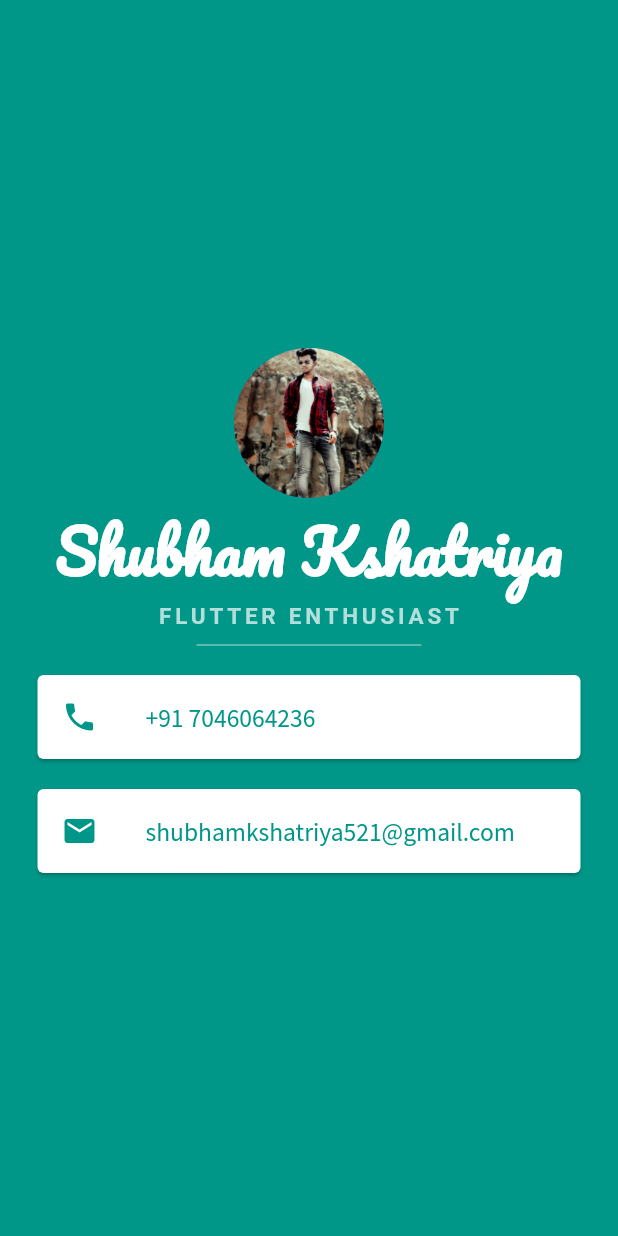
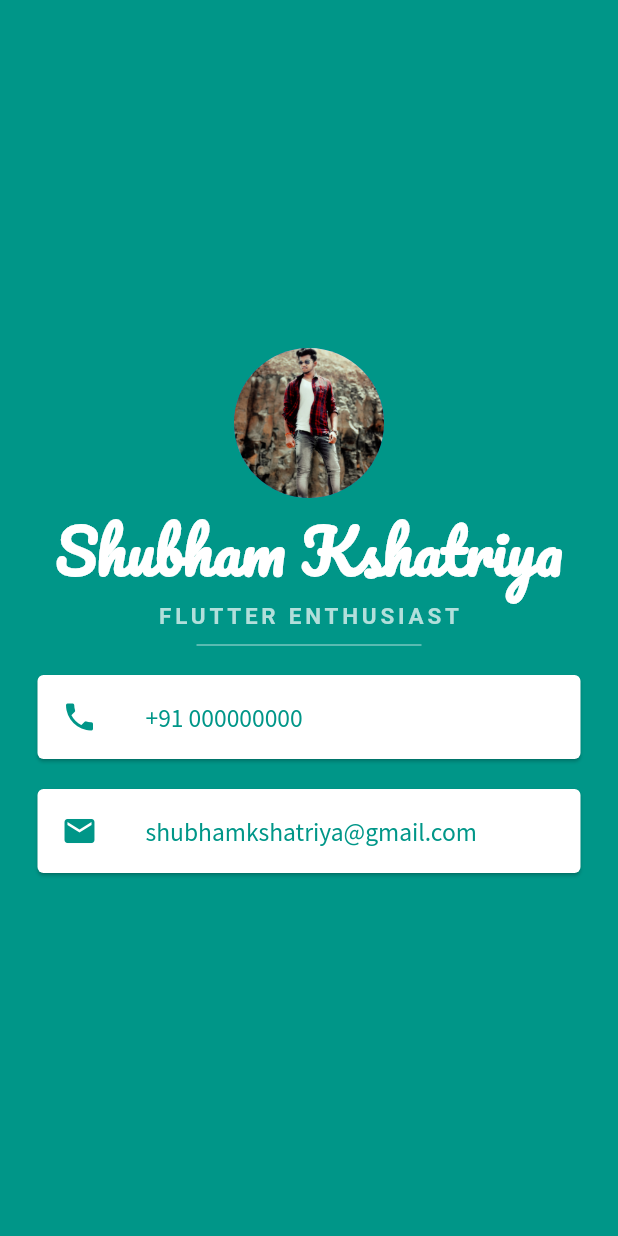
Before and after one commit to shubhamkshatriya25/Flutter-Projects, a Flutter app: the screen it shows after launch, on a phone screen of 412 x 824 dp. Run offline on Flutter 3.47's test engine with Material 2 defaults, Android fonts, the phone set to English and light mode, and no system bars.

Commit message:
Update main.dart

```diff
--- a/mi_card_flutter/lib/main.dart
+++ b/mi_card_flutter/lib/main.dart
@@ -50,7 +50,7 @@ class MyApp extends StatelessWidget {
                     color: Colors.teal,
                   ),
                   title: Text(
-                    '+91 7046064236',
+                    '+91 000000000',
                     style: TextStyle(
                       fontFamily: 'SourceSansPro',
                       color: Colors.teal,
@@ -67,7 +67,7 @@ class MyApp extends StatelessWidget {
                     color: Colors.teal,
                   ),
                   title: Text(
-                    'shubhamkshatriya521@gmail.com',
+                    'shubhamkshatriya@gmail.com',
                     style: TextStyle(
                       fontFamily: 'SourceSansPro',
                       color: Colors.teal,
```
